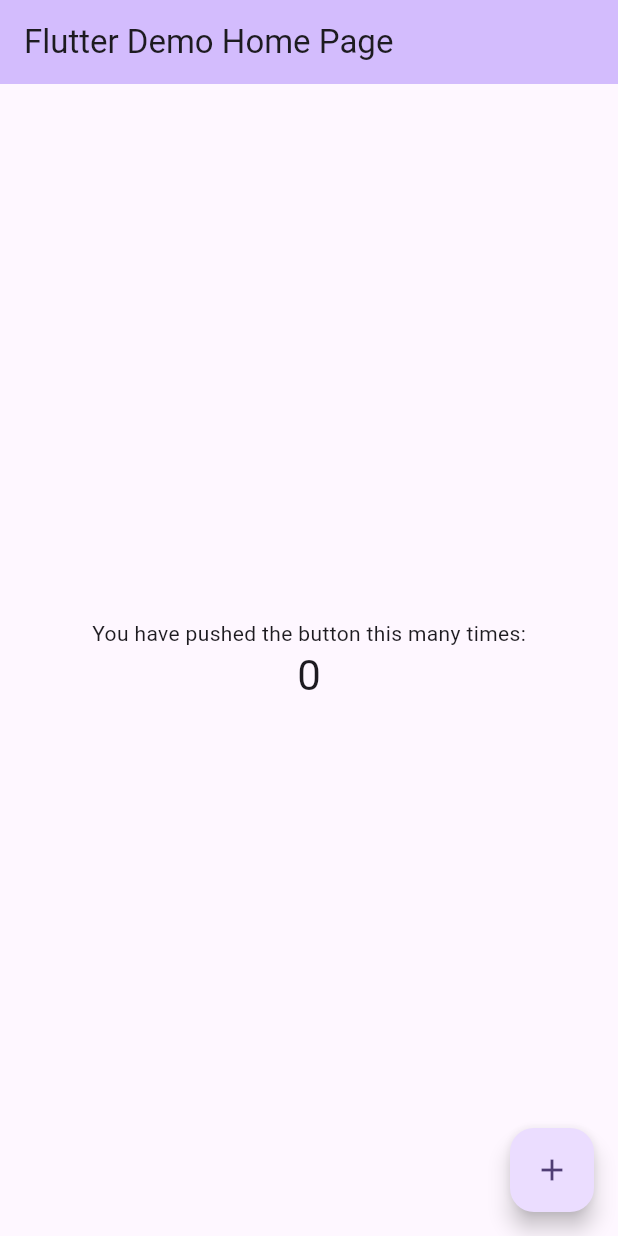
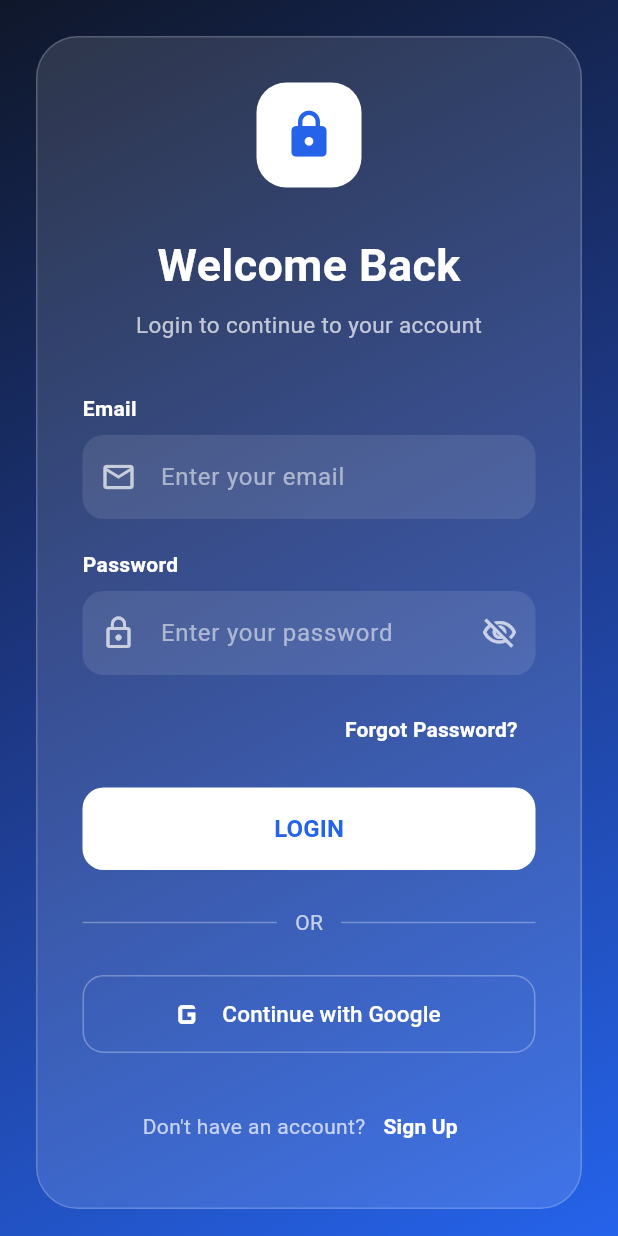
Before and after one commit to yshnaavv/learn_git, a Flutter app: the screen it shows after launch, on a phone screen of 412 x 824 dp. Run offline on Flutter 3.47's test engine with Material 3 defaults, Android fonts, the phone set to English and light mode, and no system bars.

Commit message:
this is the login featuer i have ddone

```diff
--- /dev/null
+++ b/lib/login_page.dart
@@ -0,0 +1,324 @@
+
+import 'package:flutter/material.dart';
+
+class LoginPage extends StatefulWidget {
+  const LoginPage({super.key});
+
+  @override
+  State<LoginPage> createState() => _LoginPageState();
+}
+
+class _LoginPageState extends State<LoginPage> {
+  final emailController = TextEditingController();
+  final passwordController = TextEditingController();
+
+  bool obscurePassword = true;
+
+  @override
+  Widget build(BuildContext context) {
+    return Scaffold(
+      body: Container(
+        width: double.infinity,
+        height: double.infinity,
+        decoration: const BoxDecoration(
+          gradient: LinearGradient(
+            begin: Alignment.topLeft,
+            end: Alignment.bottomRight,
+            colors: [
+              Color(0xFF0F172A),
+              Color(0xFF1E3A8A),
+              Color(0xFF2563EB),
+            ],
+          ),
+        ),
+        child: SafeArea(
+          child: Center(
+            child: SingleChildScrollView(
+              padding: const EdgeInsets.all(24),
+              child: Container(
+                constraints: const BoxConstraints(
+                  maxWidth: 450,
+                ),
+                padding: const EdgeInsets.all(30),
+                decoration: BoxDecoration(
+                  color: Colors.white.withOpacity(0.12),
+                  borderRadius: BorderRadius.circular(28),
+                  border: Border.all(
+                    color: Colors.white.withOpacity(0.2),
+                  ),
+                ),
+                child: Column(
+                  crossAxisAlignment: CrossAxisAlignment.start,
+                  children: [
+
+                    // Logo
+                    Center(
+                      child: Container(
+                        height: 70,
+                        width: 70,
+                        decoration: BoxDecoration(
+                          color: Colors.white,
+                          borderRadius: BorderRadius.circular(20),
+                        ),
+                        child: const Icon(
+                          Icons.lock_rounded,
+                          size: 35,
+                          color: Color(0xFF2563EB),
+                        ),
+                      ),
+                    ),
+
+                    const SizedBox(height: 30),
+
+                    // Title
+                    const Center(
+                      child: Text(
+                        "Welcome Back",
+                        style: TextStyle(
+                          color: Colors.white,
+                          fontSize: 30,
+                          fontWeight: FontWeight.bold,
+                        ),
+                      ),
+                    ),
+
+                    const SizedBox(height: 8),
+
+                    const Center(
+                      child: Text(
+                        "Login to continue to your account",
+                        style: TextStyle(
+                          color: Colors.white70,
+                          fontSize: 15,
+                        ),
+                      ),
+                    ),
+
+                    const SizedBox(height: 35),
+
+                    // Email
+                    const Text(
+                      "Email",
+                      style: TextStyle(
+                        color: Colors.white,
+                        fontWeight: FontWeight.w600,
+                      ),
+                    ),
+
+                    const SizedBox(height: 8),
+
+                    TextField(
+                      controller: emailController,
+                      keyboardType: TextInputType.emailAddress,
+                      style: const TextStyle(color: Colors.white),
+                      decoration: InputDecoration(
+                        hintText: "Enter your email",
+                        hintStyle: const TextStyle(
+                          color: Colors.white54,
+                        ),
+                        prefixIcon: const Icon(
+                          Icons.email_outlined,
+                          color: Colors.white70,
+                        ),
+                        filled: true,
+                        fillColor: Colors.white.withOpacity(0.1),
+                        border: OutlineInputBorder(
+                          borderRadius: BorderRadius.circular(14),
+                          borderSide: BorderSide.none,
+                        ),
+                      ),
+                    ),
+
+                    const SizedBox(height: 20),
+
+                    // Password
+                    const Text(
+                      "Password",
+                      style: TextStyle(
+                        color: Colors.white,
+                        fontWeight: FontWeight.w600,
+                      ),
+                    ),
+
+                    const SizedBox(height: 8),
+
+                    TextField(
+                      controller: passwordController,
+                      obscureText: obscurePassword,
+                      style: const TextStyle(color: Colors.white),
+                      decoration: InputDecoration(
+                        hintText: "Enter your password",
+                        hintStyle: const TextStyle(
+                          color: Colors.white54,
+                        ),
+                        prefixIcon: const Icon(
+                          Icons.lock_outline,
+                          color: Colors.white70,
+                        ),
+                        suffixIcon: IconButton(
+                          onPressed: () {
+                            setState(() {
+                              obscurePassword = !obscurePassword;
+                            });
+                          },
+                          icon: Icon(
+                            obscurePassword
+                                ? Icons.visibility_off_outlined
+                                : Icons.visibility_outlined,
+                            color: Colors.white70,
+                          ),
+                        ),
+                        filled: true,
+                        fillColor: Colors.white.withOpacity(0.1),
+                        border: OutlineInputBorder(
+                          borderRadius: BorderRadius.circular(14),
+                          borderSide: BorderSide.none,
+                        ),
+                      ),
+                    ),
+
+                    const SizedBox(height: 12),
+
+                    // Forgot password
+                    Align(
+                      alignment: Alignment.centerRight,
+                      child: TextButton(
+                        onPressed: () {},
+                        child: const Text(
+                          "Forgot Password?",
+                          style: TextStyle(
+                            color: Colors.white,
+                            fontWeight: FontWeight.w600,
+                          ),
+                        ),
+                      ),
+                    ),
+
+                    const SizedBox(height: 15),
+
+                    // Login button
+                    SizedBox(
+                      width: double.infinity,
+                      height: 55,
+                      child: ElevatedButton(
+                        onPressed: () {
+                          print(emailController.text);
+                          print(passwordController.text);
+                        },
+                        style: ElevatedButton.styleFrom(
+                          backgroundColor: Colors.white,
+                          foregroundColor: const Color(0xFF2563EB),
+                          elevation: 0,
+                          shape: RoundedRectangleBorder(
+                            borderRadius: BorderRadius.circular(14),
+                          ),
+                        ),
+                        child: const Text(
+                          "LOGIN",
+                          style: TextStyle(
+                            fontSize: 16,
+                            fontWeight: FontWeight.bold,
+                          ),
+                        ),
+                      ),
+                    ),
+
+                    const SizedBox(height: 25),
+
+                    // Divider
+                    Row(
+                      children: [
+                        Expanded(
+                          child: Divider(
+                            color: Colors.white.withOpacity(0.3),
+                          ),
+                        ),
+                        const Padding(
+                          padding: EdgeInsets.symmetric(horizontal: 12),
+                          child: Text(
+                            "OR",
+                            style: TextStyle(
+                              color: Colors.white70,
+                            ),
+                          ),
+                        ),
+                        Expanded(
+                          child: Divider(
+                            color: Colors.white.withOpacity(0.3),
+                          ),
+                        ),
+                      ],
+                    ),
+
+                    const SizedBox(height: 25),
+
+                    // Google button
+                    SizedBox(
+                      width: double.infinity,
+                      height: 52,
+                      child: OutlinedButton.icon(
+                        onPressed: () {},
+                        icon: const Icon(
+                          Icons.g_mobiledata,
+                          size: 30,
+                          color: Colors.white,
+                        ),
+                        label: const Text(
+                          "Continue with Google",
+                          style: TextStyle(
+                            color: Colors.white,
+                            fontSize: 15,
+                          ),
+                        ),
+                        style: OutlinedButton.styleFrom(
+                          side: BorderSide(
+                            color: Colors.white.withOpacity(0.3),
+                          ),
+                          shape: RoundedRectangleBorder(
+                            borderRadius: BorderRadius.circular(14),
+                          ),
+                        ),
+                      ),
+                    ),
+
+                    const SizedBox(height: 25),
+
+                    // Register
+                    Row(
+                      mainAxisAlignment: MainAxisAlignment.center,
+                      children: [
+                        const Text(
+                          "Don't have an account?",
+                          style: TextStyle(
+                            color: Colors.white70,
+                          ),
+                        ),
+                        TextButton(
+                          onPressed: () {},
+                          child: const Text(
+                            "Sign Up",
+                            style: TextStyle(
+                              color: Colors.white,
+                              fontWeight: FontWeight.bold,
+                            ),
+                          ),
+                        ),
+                      ],
+                    ),
+                  ],
+                ),
+              ),
+            ),
+          ),
+        ),
+      ),
+    );
+  }
+
+  @override
+  void dispose() {
+    emailController.dispose();
+    passwordController.dispose();
+    super.dispose();
+  }
+}
--- a/lib/main.dart
+++ b/lib/main.dart
@@ -1,4 +1,5 @@
 import 'package:flutter/material.dart';
+import 'package:gitlearn/login_page.dart';
 
 void main() {
   runApp(const MyApp());
@@ -11,112 +12,8 @@ class MyApp extends StatelessWidget {
   @override
   Widget build(BuildContext context) {
     return MaterialApp(
-      title: 'Flutter Demo',
-      theme: ThemeData(
-        // This is the theme of your application.
-        //
-        // TRY THIS: Try running your application with "flutter run". You'll see
-        // the application has a purple toolbar. Then, without quitting the app,
-        // try changing the seedColor in the colorScheme below to Colors.green
-        // and then invoke "hot reload" (save your changes or press the "hot
-        // reload" button in a Flutter-supported IDE, or press "r" if you used
-        // the command line to start the app).
-        //
-        // Notice that the counter didn't reset back to zero; the application
-        // state is not lost during the reload. To reset the state, use hot
-        // restart instead.
-        //
-        // This works for code too, not just values: Most code changes can be
-        // tested with just a hot reload.
-        colorScheme: .fromSeed(seedColor: Colors.deepPurple),
-      ),
-      home: const MyHomePage(title: 'Flutter Demo Home Page'),
+
+      home: LoginPage()
     );
   }
 }
-
-class MyHomePage extends StatefulWidget {
-  const MyHomePage({super.key, required this.title});
-
-  // This widget is the home page of your application. It is stateful, meaning
-  // that it has a State object (defined below) that contains fields that affect
-  // how it looks.
-
-  // This class is the configuration for the state. It holds the values (in this
-  // case the title) provided by the parent (in this case the App widget) and
-  // used by the build method of the State. Fields in a Widget subclass are
-  // always marked "final".
-
-  final String title;
-
-  @override
-  State<MyHomePage> createState() => _MyHomePageState();
-}
-
-class _MyHomePageState extends State<MyHomePage> {
-  int _counter = 0;
-
-  void _incrementCounter() {
-    setState(() {
-      // This call to setState tells the Flutter framework that something has
-      // changed in this State, which causes it to rerun the build method below
-      // so that the display can reflect the updated values. If we changed
-      // _counter without calling setState(), then the build method would not be
-      // called again, and so nothing would appear to happen.
-      _counter++;
-    });
-  }
-
-  @override
-  Widget build(BuildContext context) {
-    // This method is rerun every time setState is called, for instance as done
-    // by the _incrementCounter method above.
-    //
-    // The Flutter framework has been optimized to make rerunning build methods
-    // fast, so that you can just rebuild anything that needs updating rather
-    // than having to individually change instances of widgets.
-    return Scaffold(
-      appBar: AppBar(
-        // TRY THIS: Try changing the color here to a specific color (to
-        // Colors.amber, perhaps?) and trigger a hot reload to see the AppBar
-        // change color while the other colors stay the same.
-        backgroundColor: Theme.of(context).colorScheme.inversePrimary,
-        // Here we take the value from the MyHomePage object that was created by
-        // the App.build method, and use it to set our appbar title.
-        title: Text(widget.title),
-      ),
-      body: Center(
-        // Center is a layout widget. It takes a single child and positions it
-        // in the middle of the parent.
-        child: Column(
-          // Column is also a layout widget. It takes a list of children and
-          // arranges them vertically. By default, it sizes itself to fit its
-          // children horizontally, and tries to be as tall as its parent.
-          //
-          // Column has various properties to control how it sizes itself and
-          // how it positions its children. Here we use mainAxisAlignment to
-          // center the children vertically; the main axis here is the vertical
-          // axis because Columns are vertical (the cross axis would be
-          // horizontal).
-          //
-          // TRY THIS: Invoke "debug painting" (choose the "Toggle Debug Paint"
-          // action in the IDE, or press "p" in the console), to see the
-          // wireframe for each widget.
-          mainAxisAlignment: .center,
-          children: [
-            const Text('You have pushed the button this many times:'),
-            Text(
-              '$_counter',
-              style: Theme.of(context).textTheme.headlineMedium,
-            ),
-          ],
-        ),
-      ),
-      floatingActionButton: FloatingActionButton(
-        onPressed: _incrementCounter,
-        tooltip: 'Increment',
-        child: const Icon(Icons.add),
-      ),
-    );
-  }
-}
```
